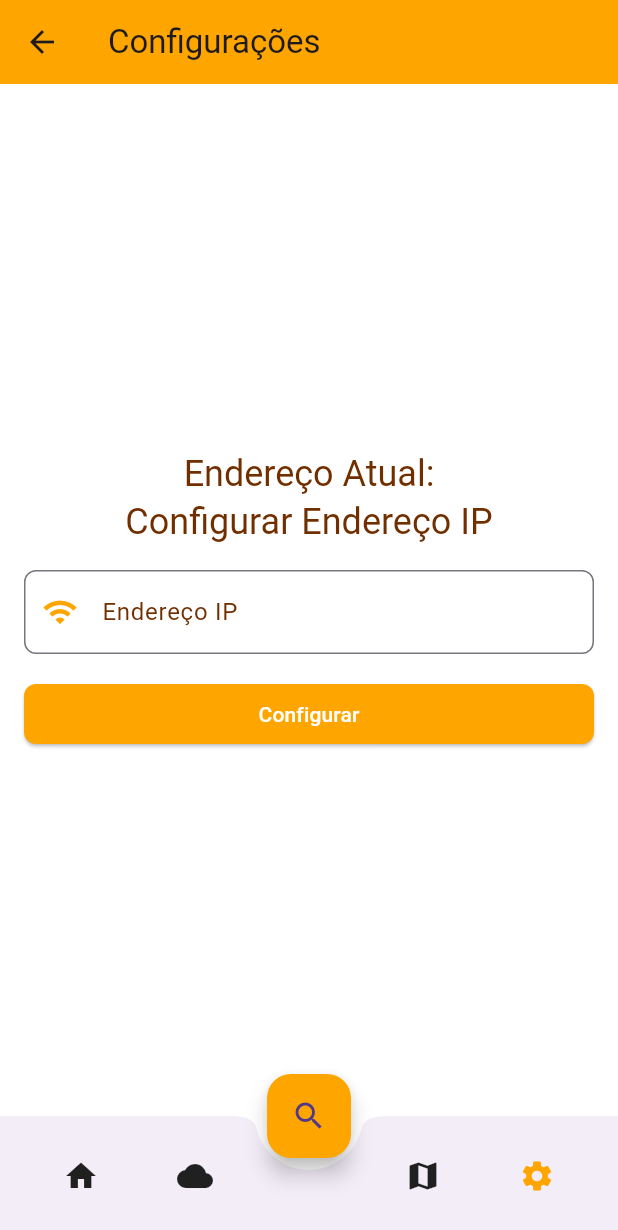
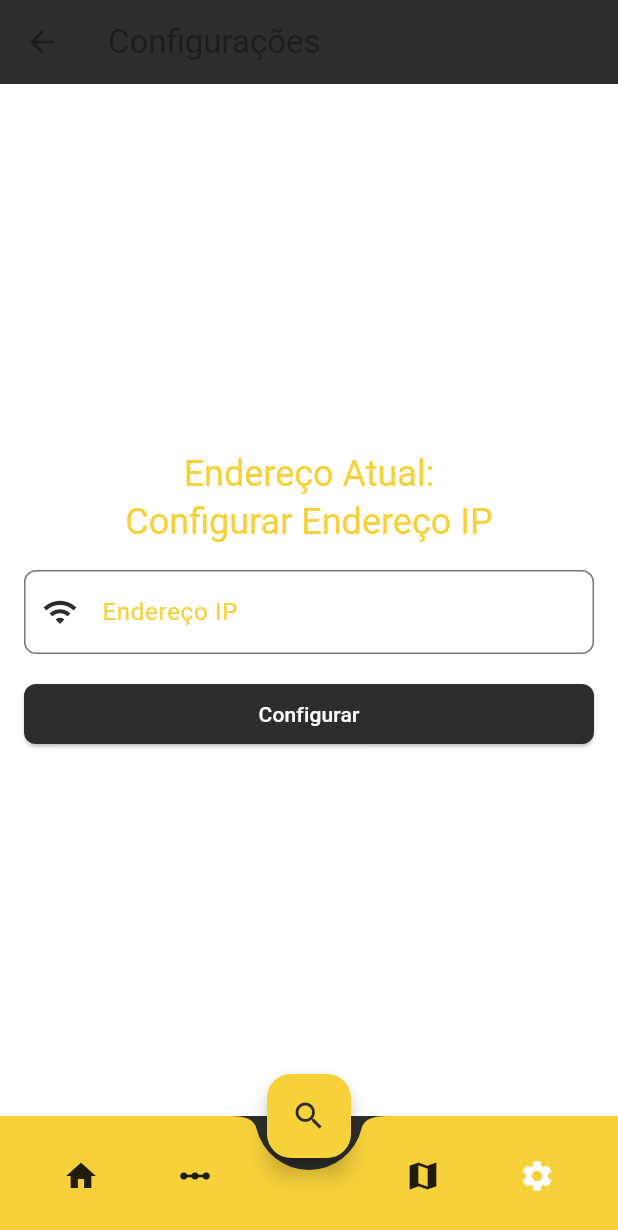
Before and after one commit to giovaneneves7/beeai_mobile, a Flutter app: the HomeScreen screen opened by its route, item 4 of the bottom bar chosen, on a phone screen of 412 x 824 dp. Shown: the top 1230 px of the screen. Run offline on Flutter 3.47's test engine with Material 3 defaults, Android fonts, the phone set to English and light mode, and no system bars; our stand-ins replace flutter_map, geolocator, get, latlong2, shared_preferences, sqflite; accounts and stored records are empty; network calls fail.

Commit message:
feat(map): Adiciona mapa

```diff
--- a/lib/common/widgets/custom_bottom_navigation_bar.dart
+++ b/lib/common/widgets/custom_bottom_navigation_bar.dart
@@ -1,3 +1,4 @@
+import 'package:bee_ai/theme/custom_theme.dart';
 import 'package:flutter/material.dart';
 
 class CustomBottomNavigationBar extends StatelessWidget {
@@ -10,6 +11,7 @@ class CustomBottomNavigationBar extends StatelessWidget {
   @override
   Widget build(BuildContext context) {
     return BottomAppBar(
+      color: CustomTheme.textColor,
       shape: CircularNotchedRectangle(),
       notchMargin: 8.0,
       child: Row(
@@ -19,16 +21,16 @@ class CustomBottomNavigationBar extends StatelessWidget {
             icon: Icon(
               Icons.home,
               color: currentIndex == 0
-                  ? Theme.of(context).primaryColor
+                  ? CustomTheme.backgroundColor
                   : Theme.of(context).iconTheme.color,
             ),
             onPressed: () => onTap(0),
           ),
           IconButton(
             icon: Icon(
-              Icons.cloud,
+              Icons.linear_scale_sharp,
               color: currentIndex == 1
-                  ? Theme.of(context).primaryColor
+                  ? CustomTheme.backgroundColor
                   : Theme.of(context).iconTheme.color,
             ),
             onPressed: () => onTap(1),
@@ -38,7 +40,7 @@ class CustomBottomNavigationBar extends StatelessWidget {
             icon: Icon(
               Icons.map,
               color: currentIndex == 2
-                  ? Theme.of(context).primaryColor
+                  ? CustomTheme.backgroundColor
                   : Theme.of(context).iconTheme.color,
             ),
             onPressed: () => onTap(2),
@@ -47,7 +49,7 @@ class CustomBottomNavigationBar extends StatelessWidget {
             icon: Icon(
               Icons.settings,
               color: currentIndex == 3
-                  ? Theme.of(context).primaryColor
+                  ? CustomTheme.backgroundColor
                   : Theme.of(context).iconTheme.color,
             ),
             onPressed: () => onTap(3),
--- a/lib/features/hive/screens/hive_home_screen.dart
+++ b/lib/features/hive/screens/hive_home_screen.dart
@@ -23,12 +23,13 @@ class _HiveHomeScreenState extends State<HiveHomeScreen> {
   @override
   Widget build(BuildContext context) {
     return Scaffold(
+      backgroundColor: CustomTheme.primaryColor,
       appBar: AppBar(
         title: const Text(
             'Colmeias',
 
         ),
-        backgroundColor: CustomTheme.primaryColor,
+        backgroundColor: CustomTheme.textColor,
       ),
       body: ListView.builder(
         padding: const EdgeInsets.all(8),
--- a/lib/features/home/screens/home_screen.dart
+++ b/lib/features/home/screens/home_screen.dart
@@ -5,6 +5,7 @@ import 'package:bee_ai/features/hive/screens/hive_home_screen.dart';
 import 'package:bee_ai/features/map/screens/map_screen.dart';
 import 'package:bee_ai/features/settings/screens/settings_screen.dart';
 import 'package:bee_ai/helper/route_helper.dart';
+import 'package:bee_ai/theme/custom_theme.dart';
 import 'package:get/get.dart';
 import 'package:flutter/material.dart';
 
@@ -44,14 +45,15 @@ class _HomeScreenState extends State<HomeScreen> {
   @override
   Widget build(BuildContext context) {
     return Scaffold(
+      backgroundColor: CustomTheme.primaryColor,
       body: _screens[_currentIndex],
       floatingActionButtonLocation: FloatingActionButtonLocation.centerDocked,
       floatingActionButton: FloatingActionButton(
         onPressed: () {
           Get.toNamed(RouteHelper.getAddHiveScreen());
         },
-        child: const Icon(Icons.search),
-        backgroundColor: Theme.of(context).primaryColor,
+        child: const Icon(Icons.search, color: CustomTheme.primaryColor,),
+        backgroundColor: CustomTheme.textColor,
       ),
       bottomNavigationBar: CustomBottomNavigationBar(
         currentIndex: _currentIndex,
--- a/lib/theme/custom_theme.dart
+++ b/lib/theme/custom_theme.dart
@@ -5,9 +5,9 @@ import 'package:flutter/material.dart';
  */
 class CustomTheme {
 
-  static const Color primaryColor = Color(0xFFFFA500);    // Amarelo
+  static const Color primaryColor = Color(0xFF2D2D2D);    // Preto // Amarelo
   static const Color backgroundColor = Color(0xFFffffff); // Branco
-  static const Color textColor = Color(0xFF712f00);       // Marrom
+  static const Color textColor = Color(0xFFF6D13A);       // Amarelo // Marrom
 
   // Tema claro
   static ThemeData get lightTheme {
--- a/pubspec.yaml
+++ b/pubspec.yaml
@@ -50,8 +50,10 @@ dev_dependencies:
   #flutter_osm_plugin: ^0.7.5
   #flutter_osm_plugin: ^1.1.0
   get: ^4.6.6
+  geolocator: ^9.0.0
   http: ^1.2.2
   latlong2: ^0.9.1
+  mapbox_maps_flutter: ^2.0.0
   path: ^1.8.3
   shared_preferences: ^2.0.11
   sqflite: ^2.3.3
```
Also changed, not shown: lib/features/hive/screens/add_hive_screen.dart (+5 -3 lines), lib/features/hive/screens/hive_data_screen.dart (+10 -6 lines), lib/features/map/screens/map_screen.dart (+65 -5 lines), lib/features/start/screens/start_screen.dart (+5 -2 lines), 1 other file.
